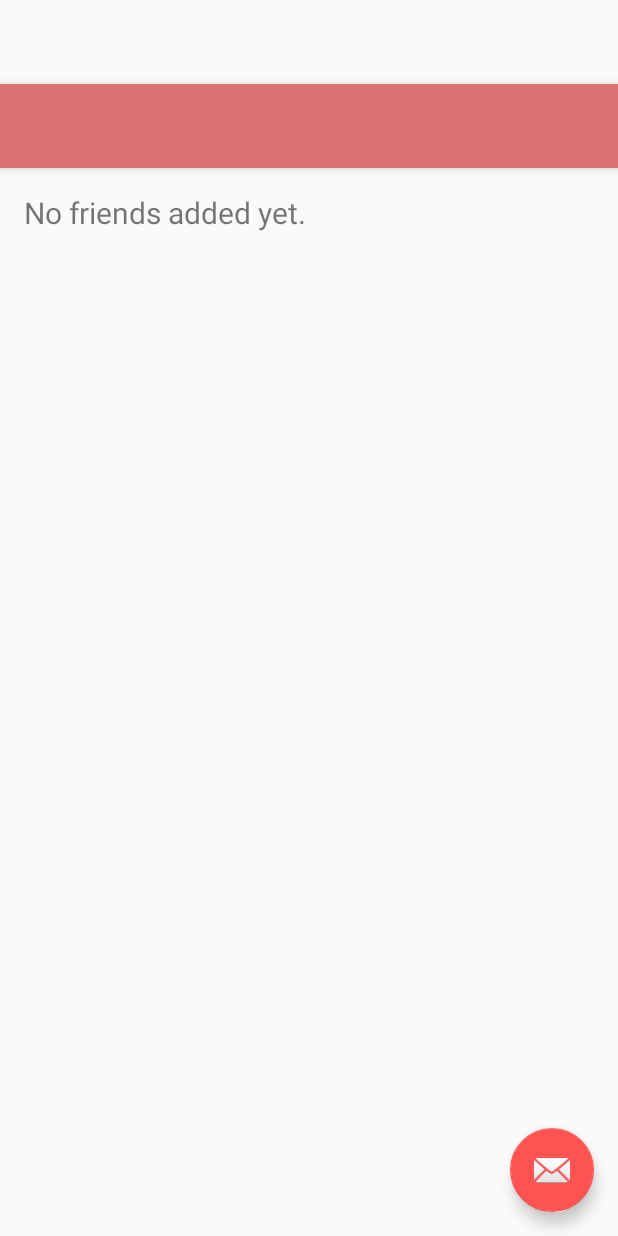
After one commit to Bufigol/YeepApp, an Android app: the layout activity_friends_modify.xml on its own in the app's theme, with its tools: preview values and no code run, on a phone screen of 412 x 824 dp. The commit adds this screen. Run offline under Robolectric (Android 15) with nearby library versions, the phone set to English and light mode, and no system bars.

Commit message:
Premerge con la rama ListView

```diff
--- /dev/null
+++ b/app/src/main/res/layout/activity_friends_modify.xml
@@ -0,0 +1,34 @@
+<?xml version="1.0" encoding="utf-8"?>
+<android.support.design.widget.CoordinatorLayout xmlns:android="http://schemas.android.com/apk/res/android"
+    xmlns:app="http://schemas.android.com/apk/res-auto"
+    xmlns:tools="http://schemas.android.com/tools"
+    android:layout_width="match_parent"
+    android:layout_height="match_parent"
+    android:fitsSystemWindows="true"
+    tools:context="com.labs.josemanuel.yeep.FriendsModifyActivity">
+
+    <android.support.design.widget.AppBarLayout
+        android:layout_width="match_parent"
+        android:layout_height="wrap_content"
+        android:theme="@style/AppTheme.AppBarOverlay">
+
+        <android.support.v7.widget.Toolbar
+            android:id="@+id/toolbar"
+            android:layout_width="match_parent"
+            android:layout_height="?attr/actionBarSize"
+            android:background="?attr/colorPrimary"
+            app:popupTheme="@style/AppTheme.PopupOverlay" />
+
+    </android.support.design.widget.AppBarLayout>
+
+    <include layout="@layout/content_friends_modify" />
+
+    <android.support.design.widget.FloatingActionButton
+        android:id="@+id/fab"
+        android:layout_width="wrap_content"
+        android:layout_height="wrap_content"
+        android:layout_gravity="bottom|end"
+        android:layout_margin="@dimen/fab_margin"
+        android:src="@android:drawable/ic_dialog_email" />
+
+</android.support.design.widget.CoordinatorLayout>
--- /dev/null
+++ b/app/src/main/res/layout/content_friends_modify.xml
@@ -0,0 +1,33 @@
+<?xml version="1.0" encoding="utf-8"?>
+<RelativeLayout xmlns:android="http://schemas.android.com/apk/res/android"
+    xmlns:app="http://schemas.android.com/apk/res-auto"
+    xmlns:tools="http://schemas.android.com/tools"
+    android:layout_width="match_parent"
+    android:layout_height="match_parent"
+    android:paddingBottom="@dimen/activity_vertical_margin"
+    android:paddingLeft="@dimen/activity_horizontal_margin"
+    android:paddingRight="@dimen/activity_horizontal_margin"
+    android:paddingTop="@dimen/activity_vertical_margin"
+    app:layout_behavior="@string/appbar_scrolling_view_behavior"
+    tools:context="com.labs.josemanuel.yeep.FriendsModifyActivity"
+    tools:showIn="@layout/activity_friends_modify">
+
+
+    <ListView
+        android:layout_width="match_parent"
+        android:layout_height="match_parent"
+        android:id="@+id/listView"
+        android:layout_alignParentTop="true"
+        android:layout_alignParentLeft="true"
+        android:layout_alignParentStart="true" />
+
+    <TextView
+        android:layout_width="wrap_content"
+        android:layout_height="wrap_content"
+        android:text="No friends added yet."
+        android:id="@+id/textView2"
+        android:layout_alignTop="@+id/listView"
+        android:layout_alignLeft="@+id/listView"
+        android:layout_alignStart="@+id/listView"
+        android:textSize="20dp" />
+</RelativeLayout>
--- a/app/src/main/res/values/strings.xml
+++ b/app/src/main/res/values/strings.xml
@@ -1,6 +1,6 @@
 <resources>
     <string name="app_name">Wick</string>
-    <string name="action_settings">Settings</string>
+    <string name="action_settings">Modify Friends</string>
     <string name="action_logout">Logout</string>
     <string name="section_format">Hello World from section: %1$d</string>
     <string name="username_hint">Username</string>
@@ -13,4 +13,7 @@
     <string name="subTitle_text">App Message</string>
     <string name="TitleApp_name">Wick!</string>
     <string name="cancelBttn">CANCEL</string>
+    <string name="title_activity_friends_edit">FriendsEditActivity</string>
+    <string name="title_activity_friends_modify">FriendsModifyActivity</string>
+    <string-array name="dummy">"item 1","item2"</string-array>
 </resources>
```
Also changed, not shown: app/src/main/AndroidManifest.xml (+18 -17 lines), app/src/main/java/com/labs/josemanuel/yeep/FriendsFragment.java (added, +30 -0 lines), app/src/main/java/com/labs/josemanuel/yeep/FriendsModifyActivity.java (added, +66 -0 lines), app/src/main/java/com/labs/josemanuel/yeep/InboxFragment.java (added, +21 -0 lines), app/src/main/java/com/labs/josemanuel/yeep/MainActivity.java (+21 -6 lines), app/src/main/res/layout/activity_inboxlist.xml (added, +32 -0 lines), app/src/main/res/layout/activity_userlist.xml (added, +32 -0 lines), app/src/main/res/values/styles.xml (+1 -15 lines).
